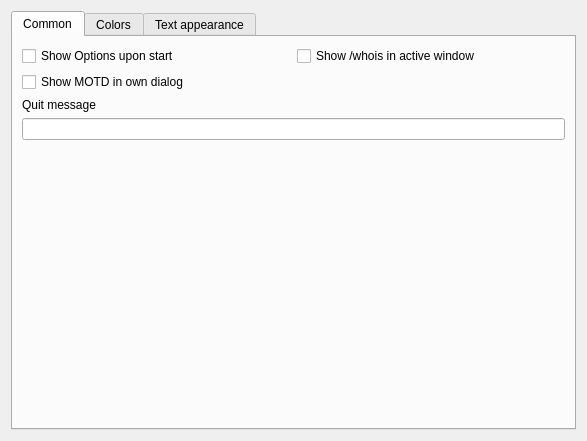
Before: the Qt Designer form iconfig/iconfigcustomize.ui in daniel-Jones/IdealIRC, drawn with Qt 5.
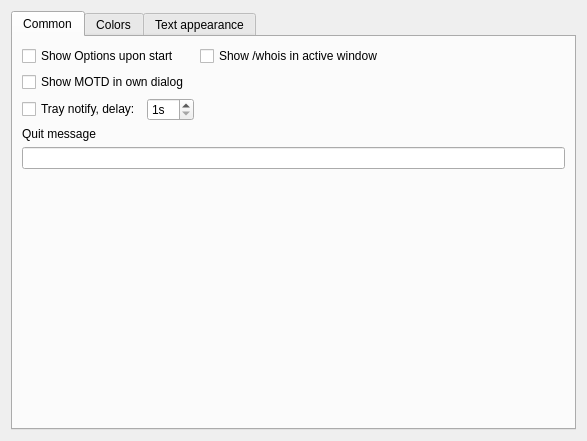
After: the same form once the commit is applied.

Commit message: Set version to 0.3.0 Added a tray icon with notification.

What changed in the file:
```diff
--- a/iconfig/iconfigcustomize.ui
+++ b/iconfig/iconfigcustomize.ui
@@ -27,21 +27,21 @@
        <string>Common</string>
       </attribute>
       <layout class="QGridLayout" name="gridLayout_7">
-       <item row="0" column="0">
+       <item row="0" column="0" colspan="2">
         <widget class="QCheckBox" name="chkShowOptions">
          <property name="text">
           <string>Show Options upon start</string>
          </property>
         </widget>
        </item>
-       <item row="0" column="1">
+       <item row="0" column="2">
         <widget class="QCheckBox" name="chkShowWhois">
          <property name="text">
           <string>Show /whois in active window</string>
          </property>
         </widget>
        </item>
-       <item row="1" column="0">
+       <item row="1" column="0" colspan="2">
         <widget class="QCheckBox" name="chkShowMotd">
          <property name="text">
           <string>Show MOTD in own dialog</string>
@@ -49,16 +49,49 @@
         </widget>
        </item>
        <item row="2" column="0">
+        <widget class="QCheckBox" name="chkTrayNotify">
+         <property name="text">
+          <string>Tray notify, delay:</string>
+         </property>
+        </widget>
+       </item>
+       <item row="2" column="1">
+        <widget class="QSpinBox" name="edTray">
+         <property name="suffix">
+          <string>s</string>
+         </property>
+         <property name="prefix">
+          <string/>
+         </property>
+         <property name="minimum">
+          <number>1</number>
+         </property>
+        </widget>
+       </item>
+       <item row="2" column="2">
+        <spacer name="horizontalSpacer_4">
+         <property name="orientation">
+          <enum>Qt::Horizontal</enum>
+         </property>
+         <property name="sizeHint" stdset="0">
+          <size>
+           <width>371</width>
+           <height>20</height>
+          </size>
+         </property>
+        </spacer>
+       </item>
+       <item row="3" column="0">
         <widget class="QLabel" name="label_2">
          <property name="text">
           <string>Quit message</string>
          </property>
         </widget>
        </item>
-       <item row="3" column="0" colspan="2">
+       <item row="4" column="0" colspan="3">
         <widget class="QLineEdit" name="edQuit"/>
        </item>
-       <item row="4" column="1">
+       <item row="5" column="2">
         <spacer name="verticalSpacer_4">
          <property name="orientation">
           <enum>Qt::Vertical</enum>
```
The commit also changes 6 other files.
